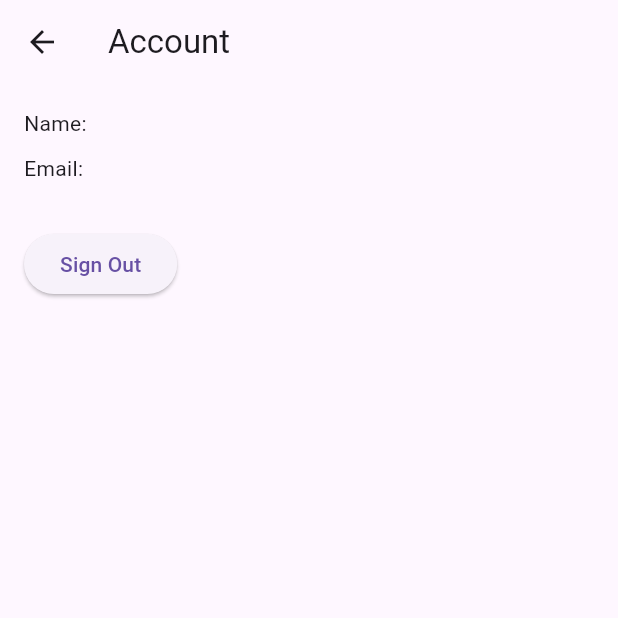
After one commit to bustedchickn/mypantry, a Flutter app: the AccountPage screen opened by its route, on a phone screen of 412 x 824 dp, the top half of it. The commit adds this screen. Run offline on Flutter 3.47's test engine with Material 3 defaults, Android fonts, the phone set to English and light mode, and no system bars; our stand-ins replace cloud_firestore, firebase_auth, firebase_core; accounts and stored records are empty.

Commit message:
fixing settings and logout

```diff
--- /dev/null
+++ b/my_pantry/lib/account.dart
@@ -0,0 +1,39 @@
+import 'package:flutter/material.dart';
+import 'package:firebase_auth/firebase_auth.dart';
+
+class AccountPage extends StatelessWidget {
+  const AccountPage({Key? key}) : super(key: key);
+
+  @override
+  Widget build(BuildContext context) {
+    final user = FirebaseAuth.instance.currentUser;
+
+    return Scaffold(
+      appBar: AppBar(
+        title: const Text('Account'),
+      ),
+      body: user == null
+          ? const Center(child: Text('No user signed in'))
+          : Padding(
+              padding: const EdgeInsets.all(16.0),
+              child: Column(
+                crossAxisAlignment: CrossAxisAlignment.start,
+                children: [
+                  Text('Name: ${user.displayName ?? "Not set"}'),
+                  const SizedBox(height: 10),
+                  Text('Email: ${user.email ?? "Not set"}'),
+                  const SizedBox(height: 30),
+                  ElevatedButton(
+                    onPressed: () {
+                      FirebaseAuth.instance.signOut();
+                      Navigator.pushNamedAndRemoveUntil(
+                          context, '/sign_in', (route) => false);
+                    },
+                    child: const Text('Sign Out'),
+                  ),
+                ],
+              ),
+            ),
+    );
+  }
+}
--- a/my_pantry/lib/main.dart
+++ b/my_pantry/lib/main.dart
@@ -8,7 +8,7 @@ import 'package:my_pantry/welcome.dart';
 import 'package:my_pantry/shopping.dart';
 import 'package:my_pantry/sign_in.dart';
 import 'package:my_pantry/sign_up.dart';
-
+import 'package:my_pantry/account.dart';
 
 
 void main() async {
@@ -45,6 +45,7 @@ class MyPantryApp extends StatelessWidget {
         '/pantry': (context) => const PantryPage(),
         '/shopping': (context) => const ShoppingListPage(),
         '/settings':(context) => const SettingsPage(),
+        '/account': (context) => const AccountPage(),
       },
     );
   }
--- a/my_pantry/lib/pantry.dart
+++ b/my_pantry/lib/pantry.dart
@@ -22,17 +22,15 @@ class _PantryPageState extends State<PantryPage> {
   void initState() {
     super.initState();
     fetchPantrys();
-    print('Fetching pantries on initState'); // Debugging log
   }
 
   Future<void> createPantry(String name, List<String> userIds) async {
     try {
-      print('Creating pantry with name: $name'); // Debugging log
       await _firestore.collection('Pantrys').add({
         'name': name,
         'sharedWith': userIds,
       });
-      print('Pantry created successfully'); // Debugging log
+
       fetchPantrys();
     } catch (e) {
       print('Error creating pantry: $e'); // Debugging log
@@ -243,7 +241,7 @@ class _PantryPageState extends State<PantryPage> {
   Widget build(BuildContext context) {
     final userId = FirebaseAuth.instance.currentUser?.uid ?? '';
     return Scaffold(
-      appBar: AppBar(title: const Text('Shopping Lists'),
+      appBar: AppBar(title: const Text('Pantries'),
       ),
       // this is the drawer next to the appbar
       endDrawer: Drawer(
--- a/my_pantry/lib/settings.dart
+++ b/my_pantry/lib/settings.dart
@@ -1,4 +1,5 @@
 import 'package:flutter/material.dart';
+import 'package:firebase_auth/firebase_auth.dart';
 
 class SettingsPage extends StatelessWidget {
   const SettingsPage({Key? key}) : super(key: key);
@@ -56,7 +57,7 @@ class SettingsPage extends StatelessWidget {
             leading: const Icon(Icons.person),
             title: const Text('Account'),
             onTap: () {
-              // Navigate to account settings
+              Navigator.pushNamed(context, '/account');
             },
           ),
           ListTile(
@@ -85,7 +86,10 @@ class SettingsPage extends StatelessWidget {
             leading: const Icon(Icons.logout),
             title: const Text('Logout'),
             onTap: () {
-              // Handle logout
+              FirebaseAuth.instance.signOut();
+                      Navigator.pushNamedAndRemoveUntil(
+                          context, '/sign_in', (route) => false);
+
             },
           ),
         ],
```
